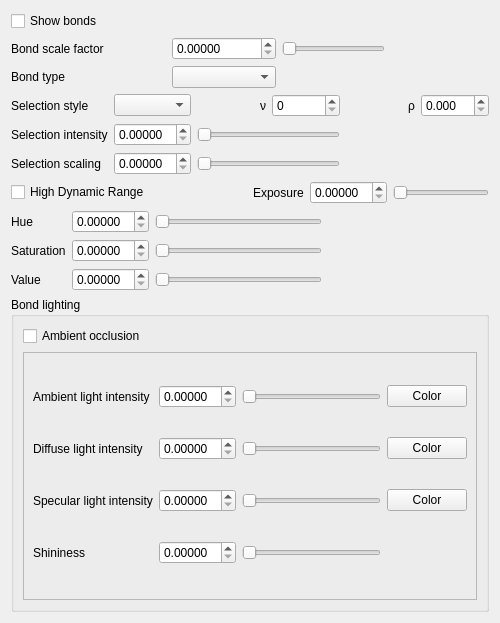
Old version of the form iraspa/iraspagui/appearancebondsform.ui in the repository iRASPA/iRASPA-QT.
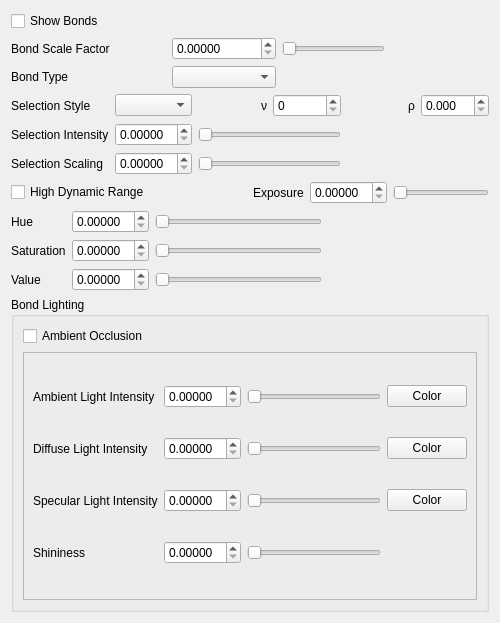
New version of the form. Custom widgets are drawn as their Qt base class.

The edit to the form file:
```diff
--- a/iraspa/iraspagui/appearancebondsform.ui
+++ b/iraspa/iraspagui/appearancebondsform.ui
@@ -34,7 +34,7 @@
        <item row="0" column="0">
         <widget class="QCheckBox" name="drawBondsCheckBox">
          <property name="text">
-          <string>Show bonds</string>
+          <string>Show Bonds</string>
          </property>
         </widget>
        </item>
@@ -67,7 +67,7 @@
        <item row="1" column="0">
         <widget class="QLabel" name="label_24">
          <property name="text">
-          <string>Bond scale factor</string>
+          <string>Bond Scale Factor</string>
          </property>
         </widget>
        </item>
@@ -94,7 +94,7 @@
        <item row="2" column="0">
         <widget class="QLabel" name="label">
          <property name="text">
-          <string>Bond type</string>
+          <string>Bond Type</string>
          </property>
         </widget>
        </item>
@@ -129,21 +129,21 @@
      <item row="0" column="0">
       <widget class="QLabel" name="label_2">
        <property name="text">
-        <string>Selection style</string>
+        <string>Selection Style</string>
        </property>
       </widget>
      </item>
      <item row="1" column="0">
       <widget class="QLabel" name="label_3">
        <property name="text">
-        <string>Selection intensity</string>
+        <string>Selection Intensity</string>
        </property>
       </widget>
      </item>
      <item row="2" column="0">
       <widget class="QLabel" name="label_4">
        <property name="text">
-        <string>Selection scaling</string>
+        <string>Selection Scaling</string>
        </property>
       </widget>
      </item>
@@ -425,13 +425,13 @@
      <item>
       <widget class="QGroupBox" name="groupBox">
        <property name="title">
-        <string>Bond lighting</string>
+        <string>Bond Lighting</string>
        </property>
        <layout class="QVBoxLayout" name="verticalLayout_4">
         <item>
          <widget class="QCheckBox" name="bondAmbientOcclusionCheckBox">
           <property name="text">
-           <string>Ambient occlusion</string>
+           <string>Ambient Occlusion</string>
           </property>
          </widget>
         </item>
@@ -447,7 +447,7 @@
            <item row="0" column="0">
             <widget class="QLabel" name="label_12">
              <property name="text">
-              <string>Ambient light intensity</string>
+              <string>Ambient Light Intensity</string>
              </property>
             </widget>
            </item>
@@ -468,7 +468,7 @@
            <item row="1" column="0">
             <widget class="QLabel" name="label_13">
              <property name="text">
-              <string>Diffuse light intensity</string>
+              <string>Diffuse Light Intensity</string>
              </property>
             </widget>
            </item>
@@ -489,7 +489,7 @@
            <item row="2" column="0">
             <widget class="QLabel" name="label_14">
              <property name="text">
-              <string>Specular light intensity</string>
+              <string>Specular Light Intensity</string>
              </property>
             </widget>
            </item>
```
